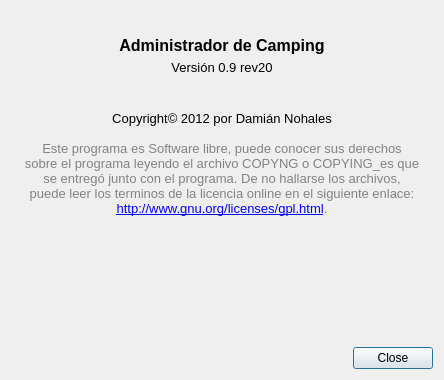
Before: the Qt Designer form DialogAbout.ui in dnohales/camping, drawn with Qt 5.
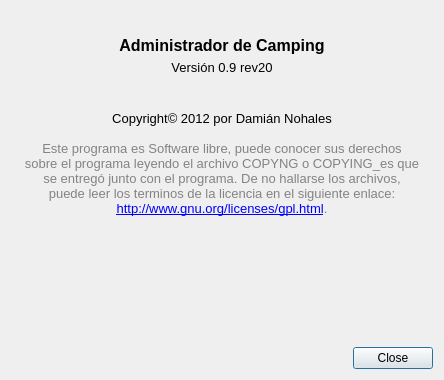
After: the same form once the commit is applied. Icons and pictures are not drawn.

Commit message: Impresión de Lista de clientes y se recuerda el tamaño de la ventana.

```diff
--- a/DialogAbout.ui
+++ b/DialogAbout.ui
@@ -74,7 +74,7 @@
 &lt;p align=&quot;center&quot; style=&quot; margin-top:0px; margin-bottom:0px; margin-left:0px; margin-right:0px; -qt-block-indent:0; text-indent:0px;&quot;&gt;&lt;span style=&quot; color:#838383;&quot;&gt;Este programa es Software libre, puede conocer sus derechos&lt;/span&gt;&lt;/p&gt;
 &lt;p align=&quot;center&quot; style=&quot; margin-top:0px; margin-bottom:0px; margin-left:0px; margin-right:0px; -qt-block-indent:0; text-indent:0px;&quot;&gt;&lt;span style=&quot; color:#838383;&quot;&gt;sobre el programa leyendo el archivo COPYNG o COPYING_es que&lt;/span&gt;&lt;/p&gt;
 &lt;p align=&quot;center&quot; style=&quot; margin-top:0px; margin-bottom:0px; margin-left:0px; margin-right:0px; -qt-block-indent:0; text-indent:0px;&quot;&gt;&lt;span style=&quot; color:#838383;&quot;&gt;se entregó junto con el programa. De no hallarse los archivos,&lt;/span&gt;&lt;/p&gt;
-&lt;p align=&quot;center&quot; style=&quot; margin-top:0px; margin-bottom:0px; margin-left:0px; margin-right:0px; -qt-block-indent:0; text-indent:0px;&quot;&gt;&lt;span style=&quot; color:#838383;&quot;&gt;puede leer los terminos de la licencia online en el siguiente enlace:&lt;/span&gt;&lt;/p&gt;
+&lt;p align=&quot;center&quot; style=&quot; margin-top:0px; margin-bottom:0px; margin-left:0px; margin-right:0px; -qt-block-indent:0; text-indent:0px;&quot;&gt;&lt;span style=&quot; color:#838383;&quot;&gt;puede leer los terminos de la licencia en el siguiente enlace:&lt;/span&gt;&lt;/p&gt;
 &lt;p align=&quot;center&quot; style=&quot; margin-top:0px; margin-bottom:0px; margin-left:0px; margin-right:0px; -qt-block-indent:0; text-indent:0px;&quot;&gt;&lt;a href=&quot;http://www.gnu.org/licenses/gpl.html&quot;&gt;&lt;span style=&quot; text-decoration: underline; color:#0000ff;&quot;&gt;http://www.gnu.org/licenses/gpl.html&lt;/span&gt;&lt;/a&gt;&lt;span style=&quot; color:#838383;&quot;&gt;.&lt;/span&gt;&lt;/p&gt;&lt;/body&gt;&lt;/html&gt;</string>
      </property>
      <property name="openExternalLinks">
```
The commit also changes 6 other files.
